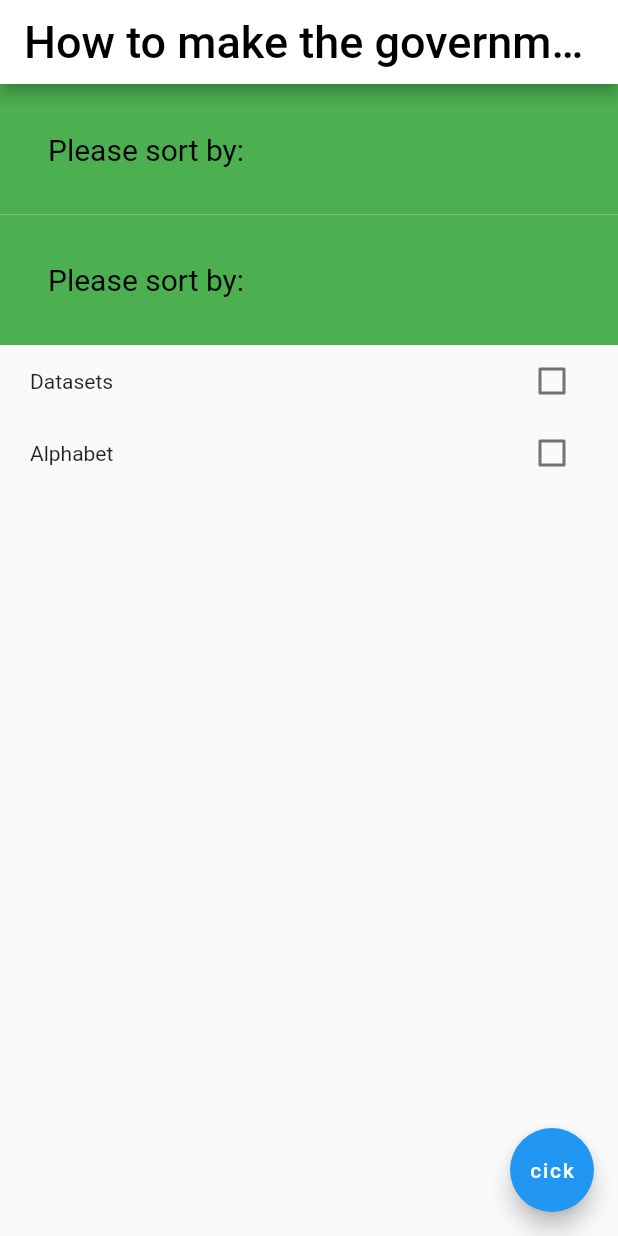
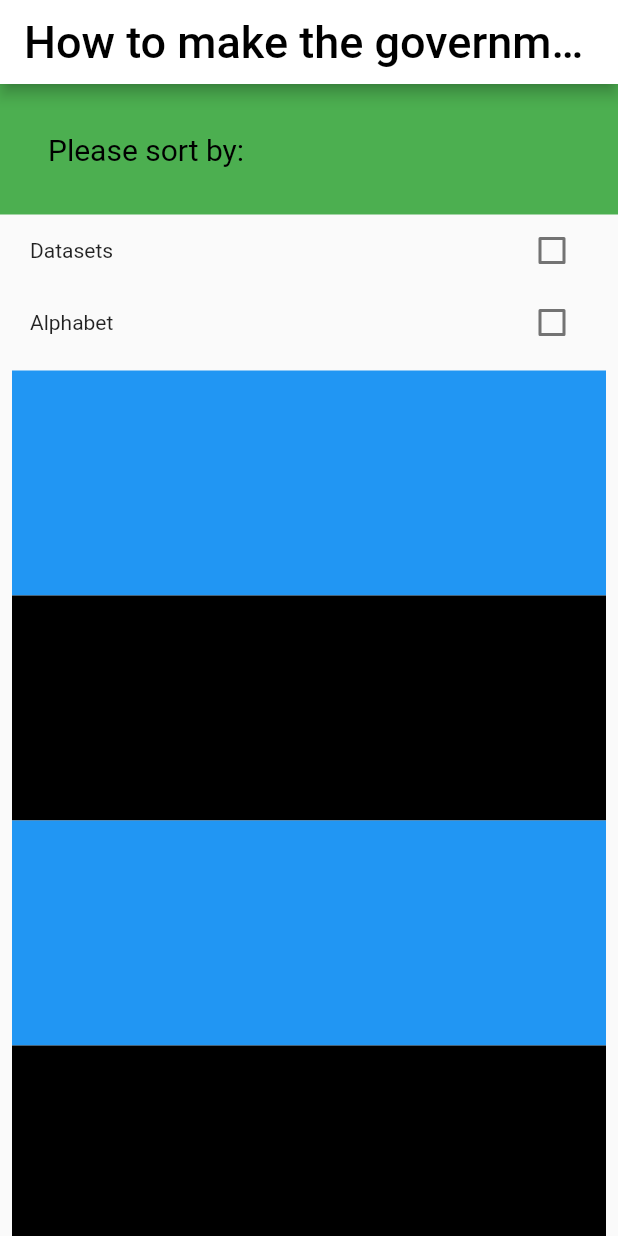
Before and after one commit to leoooncl/Tech4Germany_Solution, a Flutter app: the screen it shows after launch, on a phone screen of 412 x 824 dp. Run offline on Flutter 3.47's test engine with Material 2 defaults, Android fonts, the phone set to English and light mode, and no system bars; missing offline and left inert: dart:html.

Commit message:
Created a Listview

```diff
--- a/t4gopengov/lib/main.dart
+++ b/t4gopengov/lib/main.dart
@@ -12,7 +12,7 @@ const GOVDATA_KEY = String.fromEnvironment(
 //in system variables: --dart-define=GOVDATE_KEY=
 
 // Functions
-void main() => runApp(MaterialApp(
+void main() => runApp(const MaterialApp(
       home: HomeScreen(), //we could imagine more sides/ screens
     ));
 
@@ -36,6 +36,7 @@ void APIfunction() {
       "top_p": 1,
       "stop": "\n",
     }),
+    //return json
   );
 }
 
@@ -62,16 +63,41 @@ class HomeScreen extends StatelessWidget {
         children: [
           /*1* Sorting*/
           sortingSection,
+          MyCheckboxDataset(),
+          MyCheckboxAlphabet(),
           /*2* List*/
-          sortingSection,
-          const MyCheckboxDataset(),
-          const MyCheckboxAlphabet(),
+          Container(
+              child: ListView(
+            padding: const EdgeInsets.all(8),
+            shrinkWrap: true,
+            children: [
+              Container(
+                color: Colors.blue,
+                height: 150,
+              ),
+              Container(
+                color: Colors.black,
+                height: 150,
+              ),
+              Container(
+                color: Colors.blue,
+                height: 150,
+              ),
+              Container(
+                color: Colors.black,
+                height: 150,
+              ),
+              Container(
+                child: Text('This is the bottom'),
+              )
+            ],
+          ))
         ],
       ),
-      floatingActionButton: const FloatingActionButton(
-        onPressed: null,
-        child: Text('cick'),
-      ),
+      //floatingActionButton: const FloatingActionButton(
+      //onPressed: null,
+      //child: Text('cick'),
+      //),
     );
   }
 }
```
